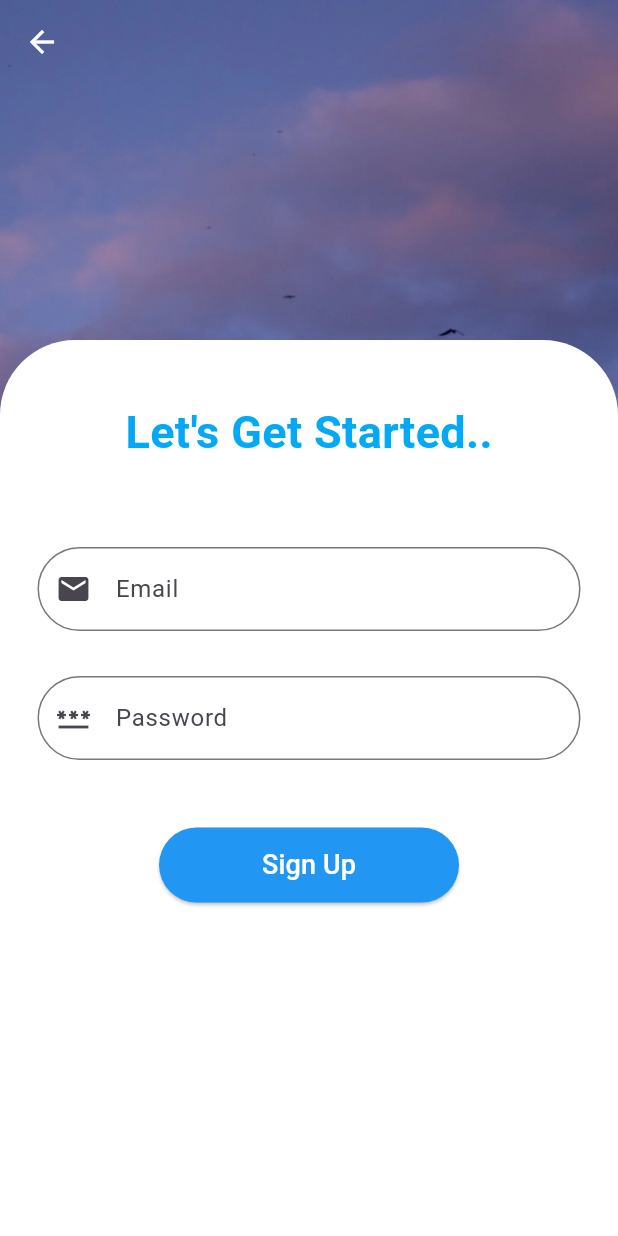
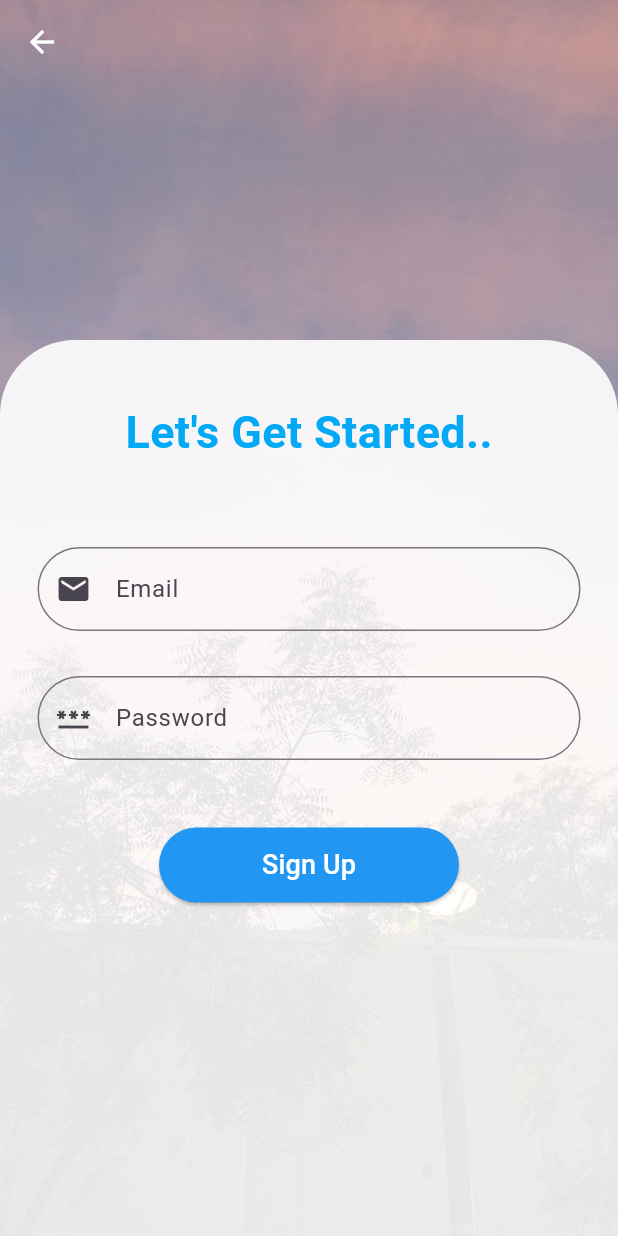
Before and after one commit to shyamdave710/LoginAndQRCodeGenerator, a Flutter app: the screen it shows after launch, after a tap on "SignUp", on a phone screen of 412 x 824 dp. Run offline on Flutter 3.47's test engine with Material 3 defaults, Android fonts, the phone set to English and light mode, and no system bars; our stand-ins replace firebase_auth, firebase_core; accounts and stored records are empty.

Commit message:
Changed some design and background image

```diff
--- a/lib/screens/signin_screen.dart
+++ b/lib/screens/signin_screen.dart
@@ -49,7 +49,7 @@ class _signinscreenState extends State<signinscreen> {
             flex: 7,
               child: Container(
                 decoration: const BoxDecoration(
-                  color: Colors.white,
+                  color: Color.fromRGBO(255,  255 ,   255 , 0.9),
                   borderRadius: BorderRadius.only(
                     topLeft: Radius.circular(50.0),
                     topRight: Radius.circular(50.0),
--- a/lib/screens/signup_screen.dart
+++ b/lib/screens/signup_screen.dart
@@ -1,5 +1,6 @@
 import 'package:firebase_auth/firebase_auth.dart';
 import 'package:flutter/material.dart';
+import 'package:login/screens/signin_screen.dart';
 
 import '../components/UiComponents.dart';
 import '../widgets/custom_scaffold.dart';
@@ -23,7 +24,9 @@ class _signupscreenState extends State<signupscreen> {
       UserCredential? usercredential;
       try{
         usercredential= await FirebaseAuth.instance.createUserWithEmailAndPassword(email: email, password: password).then((value){
-          Navigator.push(context, MaterialPageRoute(builder: (e)=>homescreen()));
+          emailcontroller.text="";
+          passwordcontroller.text="";
+          Navigator.pushReplacement(context, MaterialPageRoute(builder: (e)=>signinscreen()));
         });
       }
       on FirebaseAuthException catch(ex){
@@ -49,7 +52,7 @@ class _signupscreenState extends State<signupscreen> {
             flex: 7,
             child: Container(
               decoration: const BoxDecoration(
-                color: Colors.white,
+                color: Color.fromRGBO(255,  255 ,   255 , 0.9),
                 borderRadius: BorderRadius.only(
                   topLeft: Radius.circular(50.0),
                   topRight: Radius.circular(50.0),
--- a/lib/screens/welcome_screen.dart
+++ b/lib/screens/welcome_screen.dart
@@ -32,7 +32,7 @@ class welcomescreen extends StatelessWidget {
                            fontWeight: FontWeight.w900,
                          ),),
                         TextSpan(
-                          text: '\nAU is WithYou..!\nMake your self safe here..\n',
+                          text: '\nUnlocking Convenience:\n Your QR Code Solution\n',
                           style: TextStyle(
                             fontSize: 20.0,
                             fontWeight: FontWeight.bold,
```
Also changed, not shown: assets/images/bg.jpg, assets/images/bg2.jpg (added), 1 other file.
